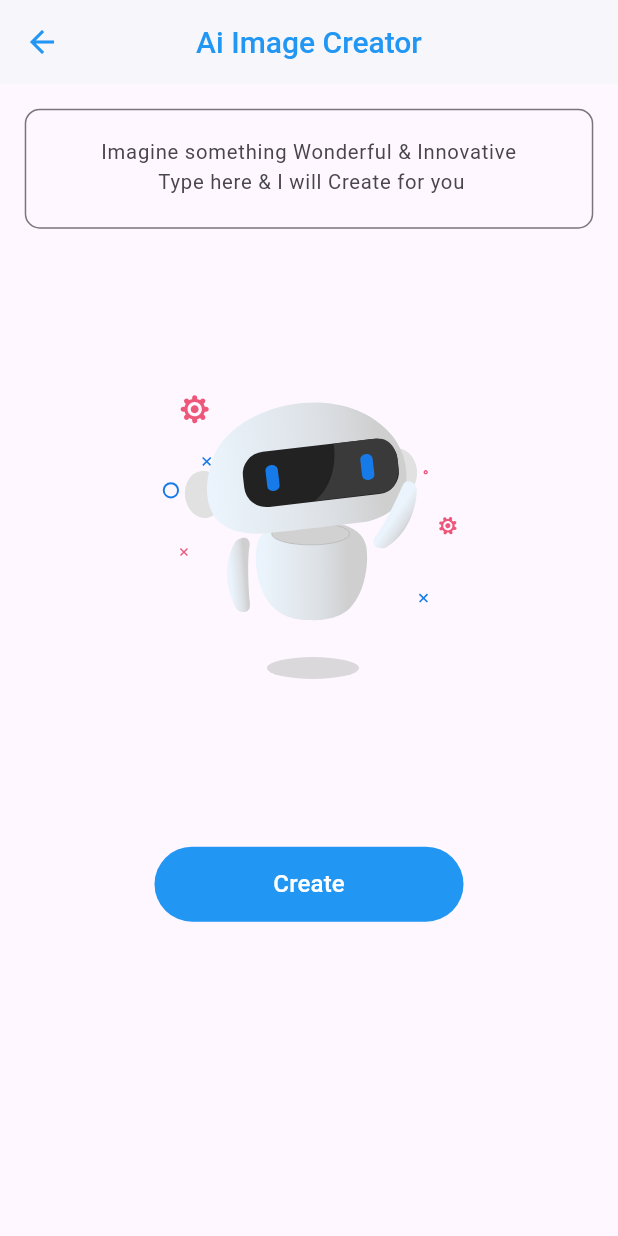
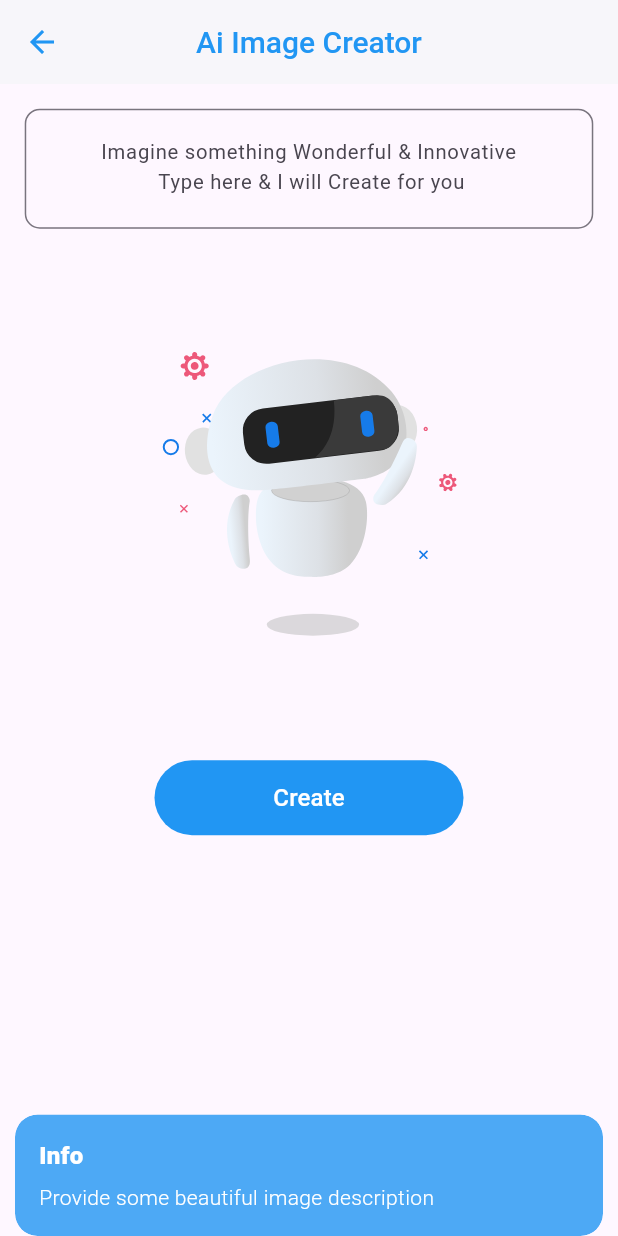
Before and after one commit to chanchaltharwani/ai_express, a Flutter app: the ImageFeature screen opened directly, after a tap on "Create", on a phone screen of 412 x 824 dp. Run offline on Flutter 3.47's test engine with Material 3 defaults, Android fonts, the light colour scheme and no system bars; our stand-ins replace animated_text_kit, cached_network_image, flutter_animate, get, hive, lottie; accounts and stored records are empty; project files that could hold a hidden picture were left out.

Commit message:
Image Generation Functionality done through Pixels Api Function create for Image generation in Apis .dart In global.dart file saved api key for images generate Changes in Image Controller Ui changes in image_feature.dart

```diff
--- a/lib/controllers/image_controller.dart
+++ b/lib/controllers/image_controller.dart
@@ -1,18 +1,41 @@
-import 'package:flutter/cupertino.dart';
+import 'package:ai_express/helper/my_dialog.dart';
+import 'package:flutter/material.dart';
 import 'package:get/get.dart';
+import '../apis/apis.dart';
+
+// Loading status enum
+enum Status { none, loading, complete }
+
 class ImageController extends GetxController {
   final textC = TextEditingController();
+  final status = Status.none.obs;
+  final url = ''.obs;
+  final imageList = <String>[].obs;
 
-  Future<void> askQuestions() async {
+  Future<void> searchAiImage() async {
+    String userInput = textC.text.trim();
+    print("User Input: '$userInput'"); // 🔹 Debugging ke liye print karo
 
-    if(textC.text.trim().isNotEmpty){
+    if (userInput.isNotEmpty) {
+      status.value = Status.loading;
 
-      textC.text = "";
+      // ✅ Pexels API se images fetch kar rahe hain
+      imageList.value = await Apis.searchImages(userInput);
+      print("API Response: $imageList"); // 🔹 API response print karo
+
+      if (imageList.isEmpty) {
+        MyDialog.error('No images found. Try a different keyword!');
+        status.value = Status.none;
+        return;
+      }
+
+      // ✅ Pehli image ka URL select karo
+      url.value = imageList.first;
+      print("Selected Image URL: ${url.value}"); // 🔹 Debugging ke liye
+
+      status.value = Status.complete;
+    } else {
+      MyDialog.info('Provide some beautiful image description');
     }
-
   }
-
-
-
-
 }
--- a/lib/features/image_feature.dart
+++ b/lib/features/image_feature.dart
@@ -1,9 +1,12 @@
 import 'package:ai_express/controllers/image_controller.dart';
 import 'package:ai_express/widget/custome_btn.dart';
+import 'package:cached_network_image/cached_network_image.dart';
 import 'package:flutter/material.dart';
+import 'package:get/get_state_manager/src/rx_flutter/rx_obx_widget.dart';
 import 'package:lottie/lottie.dart';
 
 import '../helper/global.dart';
+import '../widget/Custome_Loading.dart';
 
 class ImageFeature extends StatefulWidget {
   const ImageFeature({super.key});
@@ -13,7 +16,7 @@ class ImageFeature extends StatefulWidget {
 }
 
 class _ImageFeatureState extends State<ImageFeature> {
- final _c = ImageController();
+  final _c = ImageController();
 
   @override
   Widget build(BuildContext context) {
@@ -31,11 +34,13 @@ class _ImageFeatureState extends State<ImageFeature> {
         children: [
           //text filed
           TextFormField(
-             controller: _c.textC,
+            controller: _c.textC,
+            // 🔹 Ensure controller is assigned
             textAlign: TextAlign.center,
             minLines: 2,
             maxLines: null,
-            onTapOutside: (e) => FocusScope.of(context).unfocus,
+            onChanged: (val) => print("Current TextField Value: '$val'"),
+            // 🔹 Debug text field
             decoration: const InputDecoration(
                 hintText:
                     "Imagine something Wonderful & Innovative \n Type here & I will Create for you ",
@@ -44,19 +49,65 @@ class _ImageFeatureState extends State<ImageFeature> {
                     borderRadius: BorderRadius.all(Radius.circular(10)))),
           ),
 
-//ai image
+          //ai image
+          Container(
+            height: mq.height * .4,
+            margin: EdgeInsets.symmetric(vertical: mq.height * .015),
+            alignment: Alignment.center,
+            child: Obx(() => _aiImage()),
+          ),
 
-          Container(
-             height:  mq.height * .5,
-              alignment: Alignment.center,
-              child: Lottie.asset('assets/lottie/ai_play.json',
-                  height: mq.height * .3)),
-
+          //horizon tal scrool
+          Obx(()=>  _c.imageList.isEmpty ? SizedBox() : SingleChildScrollView(
+            scrollDirection: Axis.horizontal,
+            padding: EdgeInsets.only(bottom: mq.height * .03),
+            physics: BouncingScrollPhysics(),
+            child: Wrap(
+              spacing: 10,
+              children: _c.imageList
+                  .map((e) => InkWell(
+                onTap: (){
+                  _c.url.value = e;
+                },
+                child: ClipRRect(
+                  borderRadius: BorderRadius.all(Radius.circular(10)),
+                  child: CachedNetworkImage(
+                    imageUrl: e,
+                    height: 100,
+                    errorWidget: (context, url, error) => const SizedBox(),
+                  ),
+                ),
+              ))
+                  .toList(),
+            ),
+          ),  ),
           //crete button
-      CustomeBtn(onTap: (){}, text: 'Create'),
-
+          CustomeBtn(
+              onTap: () {
+                _c.searchAiImage();
+              },
+              text: 'Create'),
         ],
       ),
     );
   }
+
+  Widget _aiImage() {
+    print("Current Status: ${_c.status.value}"); // 🔹 Status print karo
+    print("Final Image URL: ${_c.url.value}"); // 🔹 URL print karo
+
+    return switch (_c.status.value) {
+      Status.none =>
+        Lottie.asset('assets/lottie/ai_play.json', height: mq.height * .3),
+      Status.loading => CustomeLoading(),
+      Status.complete => ClipRRect(
+          borderRadius: BorderRadius.all(Radius.circular(10)),
+          child: CachedNetworkImage(
+            imageUrl: _c.url.value,
+            placeholder: (context, url) => CustomeLoading(),
+            errorWidget: (context, url, error) => const SizedBox(),
+          ),
+        ),
+    };
+  }
 }
--- a/lib/helper/global.dart
+++ b/lib/helper/global.dart
@@ -5,3 +5,5 @@ const appName = "Ai Express";
 late Size mq;
 const apiKey = "AIzaSyBmLOe-h9fMN8b6k_0MeBVRvnxoWSreZTY";
 const imageApiKey = "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";
+
+const imagekey = "Nx4R0Iu24V25X1qfM0A9apvjKTIvhlIUnGBKpR38TLGAIRhUZxtOlAGX";
--- a/lib/main.dart
+++ b/lib/main.dart
@@ -8,7 +8,7 @@ import 'screen/Splash_Screen.dart';
 
 void main() async {
   WidgetsFlutterBinding.ensureInitialized();
-  Pref.initialize();
+  await Pref.initialize();
   await SystemChrome.setEnabledSystemUIMode(SystemUiMode.immersiveSticky);
   SystemChrome.setPreferredOrientations(
       [DeviceOrientation.portraitUp, DeviceOrientation.portraitDown]);
```
Also changed, not shown: lib/apis/apis.dart (+34 -43 lines).
